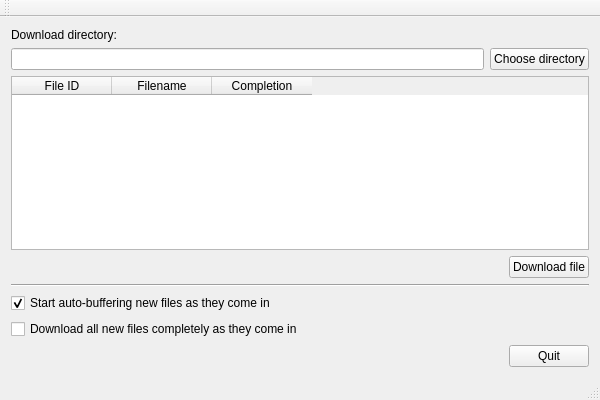
First picture: the form in fbpclient/mainwindow.ui, repository Jille/FBP, before the edit.
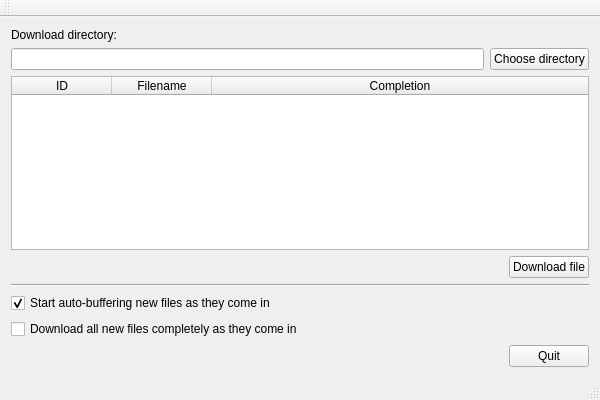
Second picture: the form after the edit.

Diff of the .ui file:
```diff
--- a/fbpclient/mainwindow.ui
+++ b/fbpclient/mainwindow.ui
@@ -48,15 +48,45 @@
       <property name="dragDropOverwriteMode">
        <bool>false</bool>
       </property>
-      <property name="showGrid">
-       <bool>false</bool>
+      <property name="alternatingRowColors">
+       <bool>true</bool>
+      </property>
+      <property name="selectionBehavior">
+       <enum>QAbstractItemView::SelectRows</enum>
+      </property>
+      <property name="verticalScrollMode">
+       <enum>QAbstractItemView::ScrollPerPixel</enum>
+      </property>
+      <property name="horizontalScrollMode">
+       <enum>QAbstractItemView::ScrollPerPixel</enum>
       </property>
       <property name="sortingEnabled">
-       <bool>true</bool>
+       <bool>false</bool>
       </property>
+      <property name="wordWrap">
+       <bool>false</bool>
+      </property>
+      <attribute name="horizontalHeaderCascadingSectionResizes">
+       <bool>true</bool>
+      </attribute>
+      <attribute name="horizontalHeaderStretchLastSection">
+       <bool>true</bool>
+      </attribute>
+      <attribute name="verticalHeaderVisible">
+       <bool>false</bool>
+      </attribute>
+      <attribute name="verticalHeaderVisible">
+       <bool>false</bool>
+      </attribute>
+      <attribute name="horizontalHeaderStretchLastSection">
+       <bool>true</bool>
+      </attribute>
+      <attribute name="horizontalHeaderCascadingSectionResizes">
+       <bool>true</bool>
+      </attribute>
       <column>
        <property name="text">
-        <string>File ID</string>
+        <string>ID</string>
        </property>
       </column>
       <column>
```
Left out of the diff: 3 changed lines with no effect on the pictures.
